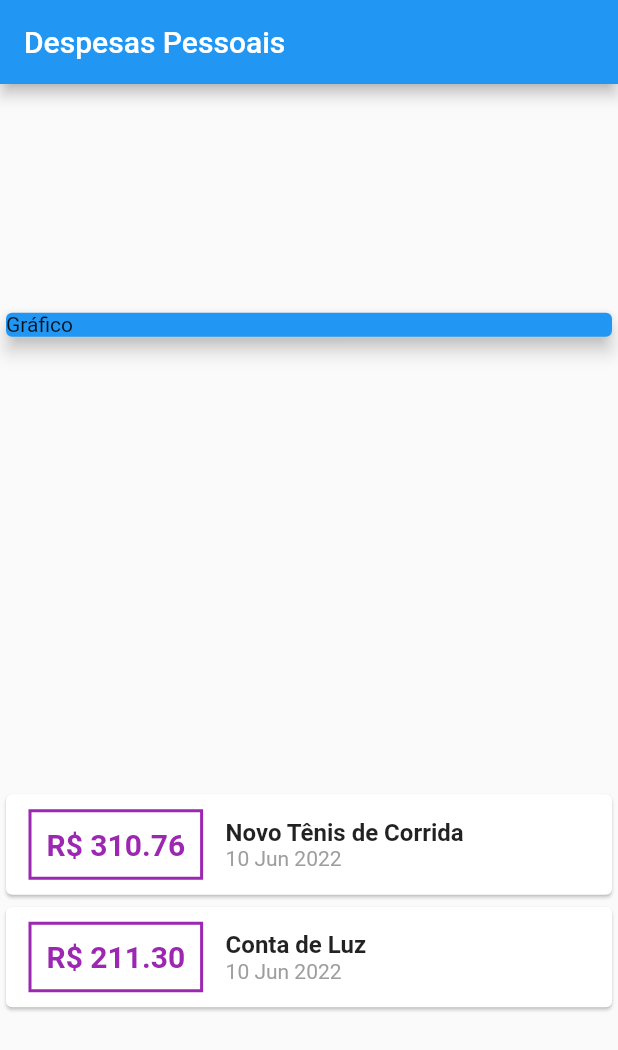
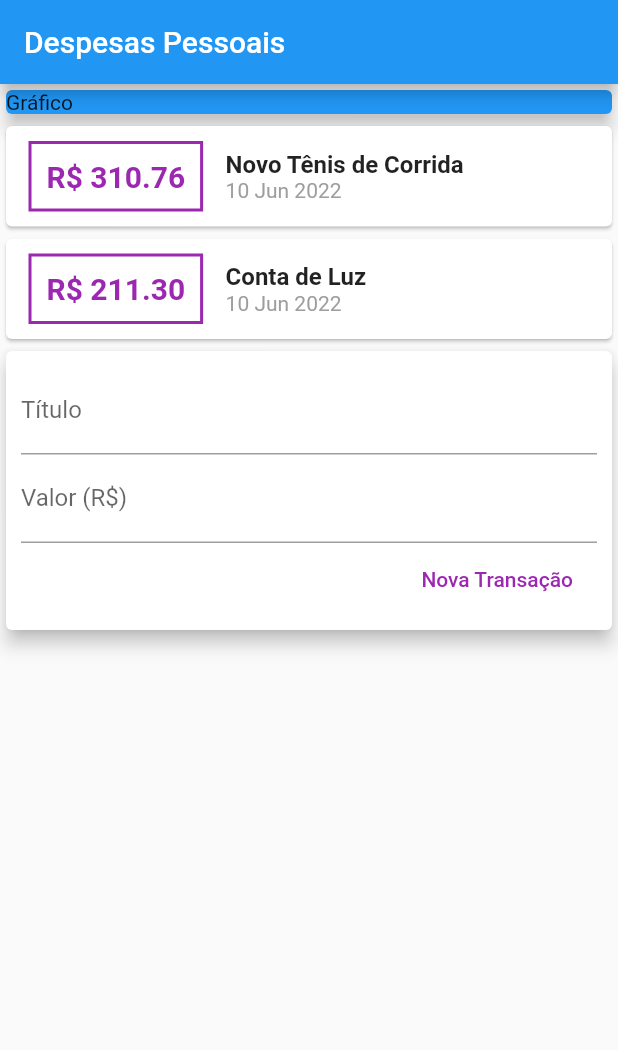
Before and after one commit to paulocsarlins/expenses, a Flutter app: the screen it shows after launch, on a phone screen of 412 x 824 dp. Shown: the top 1050 px of the screen. Run offline on Flutter 3.47's test engine with Material 2 defaults, Android fonts, the phone set to English and light mode, and no system bars.

Commit message:
Usando TextField #01

```diff
--- a/lib/main.dart
+++ b/lib/main.dart
@@ -36,7 +36,6 @@ class MyHomePage extends StatelessWidget {
           title: Text('Despesas Pessoais'),
         ),
         body: Column(
-          mainAxisAlignment: MainAxisAlignment.spaceAround,
           crossAxisAlignment: CrossAxisAlignment.stretch,
           children: [
             Container(
@@ -91,6 +90,36 @@ class MyHomePage extends StatelessWidget {
                   ),
                 );
               }).toList(),
+            ),
+            Card(
+              elevation: 5,
+              child: Padding(
+                padding: const EdgeInsets.all(10),
+                child: Column(
+                  children: [
+                    TextField(
+                      decoration: InputDecoration(
+                        labelText: 'Título',
+                      ),
+                    ),
+                    TextField(
+                      decoration: InputDecoration(
+                        labelText: 'Valor (R\$)',
+                      ),
+                    ),
+                    Row(
+                      mainAxisAlignment: MainAxisAlignment.end,
+                      children: [
+                        FlatButton(
+                          onPressed: () {},
+                          child: Text('Nova Transação'),
+                          textColor: Colors.purple,
+                        ),
+                      ],
+                    ),
+                  ],
+                ),
+              ),
             )
           ],
         ));
```
